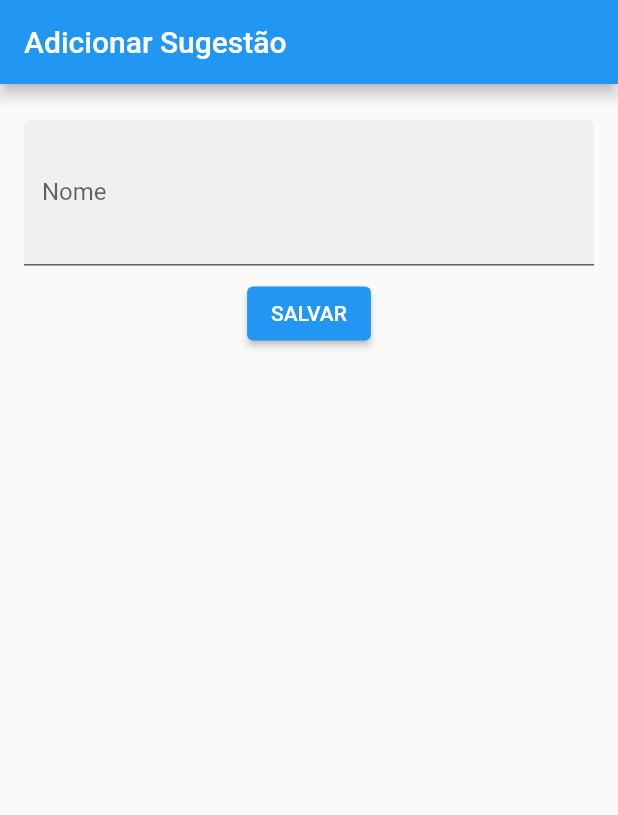
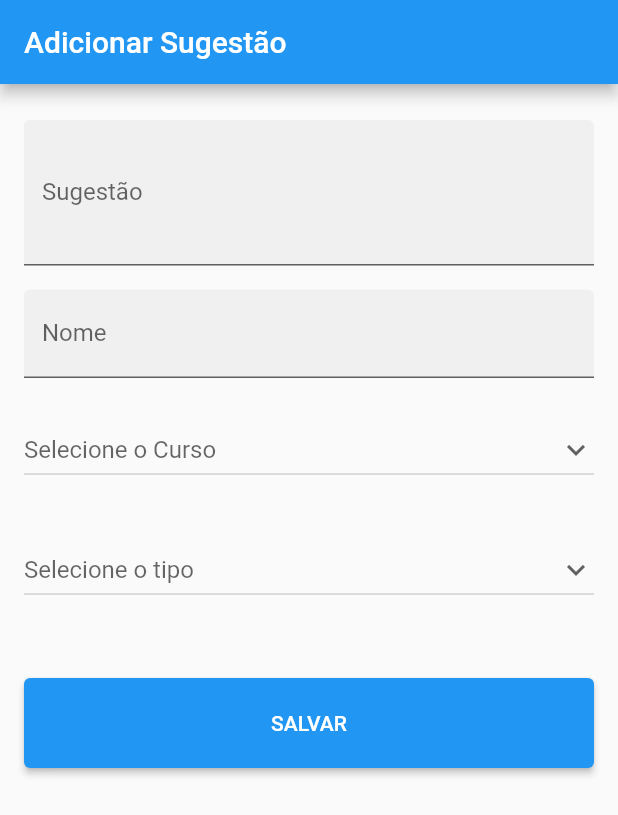
Before and after one commit to e024Dev/ds3_pam2_suggestion_box, a Flutter app: the screen it shows after launch, on a phone screen of 412 x 824 dp. Shown: the top 815 px of the screen. Run offline on Flutter 3.47's test engine with Material 2 defaults, Android fonts, the light colour scheme and no system bars.

Commit message:
main
- Inclusao de lista suspensa para cursos e tipos.

```diff
--- a/lib/pages/add/add_page.dart
+++ b/lib/pages/add/add_page.dart
@@ -10,6 +10,16 @@ class AddPage extends StatefulWidget {
 class _AddPageState extends State<AddPage> {
   final _controller = TextEditingController();
   String texto = '';
+  var cursos = [
+    'Desenvolvimento de Sistemas',
+    'Informática para Internet',
+    'Administração',
+    'Logística'
+  ];
+
+  var tipos = ['Comentário', 'Elogio', 'Crítica', 'Sugestão'];
+
+  String curso = '';
 
   @override
   Widget build(BuildContext context) {
@@ -22,21 +32,78 @@ class _AddPageState extends State<AddPage> {
             padding: const EdgeInsets.symmetric(vertical: 8.0),
             child: TextField(
               maxLines: 3,
-              decoration: InputDecoration(
+              decoration: const InputDecoration(
                 filled: true,
-                hintText: 'Digite o seu nome',
+                hintText: 'Dê sua sugestão pra gente!',
+                label: Text('Sugestão'),
+              ),
+              controller: _controller,
+            ),
+          ),
+          Padding(
+            padding: const EdgeInsets.symmetric(vertical: 8.0),
+            child: TextField(
+              decoration: const InputDecoration(
+                filled: true,
+                hintText: 'Seu nome, mas você pode omitir...',
                 label: Text('Nome'),
               ),
               controller: _controller,
             ),
           ),
-          ElevatedButton(
+          Container(
+            padding: const EdgeInsets.symmetric(vertical: 16),
+            child: DropdownButton(
+              isExpanded: true,
+              hint: const Text('Selecione o Curso'),
+              icon: const Icon(Icons.keyboard_arrow_down),
+              items: cursos
+                  .map((e) => DropdownMenuItem(
+                        alignment: Alignment.centerLeft,
+                        value: e,
+                        child: Text(e),
+                      ))
+                  .toList(),
+              onChanged: (value) {
+                setState(() {
+                  curso = value as String;
+                });
+              },
+            ),
+          ),
+          Padding(
+            padding: const EdgeInsets.symmetric(vertical: 16),
+            child: DropdownButton(
+              isExpanded: true,
+              hint: const Text('Selecione o tipo'),
+              icon: const Icon(Icons.keyboard_arrow_down),
+              items: tipos
+                  .map((e) => DropdownMenuItem(
+                        value: e,
+                        child: Text(e),
+                      ))
+                  .toList(),
+              onChanged: (value) {
+                setState(() {
+                  curso = value as String;
+                });
+              },
+            ),
+          ),
+          const SizedBox(
+            height: 32,
+          ),
+          SizedBox(
+            height: 60,
+            width: double.infinity,
+            child: ElevatedButton(
               onPressed: () {
                 setState(() {
                   texto = _controller.text;
                 });
               },
               child: const Text('SALVAR'),
+            ),
           ),
           Padding(
             padding: const EdgeInsets.symmetric(vertical: 8),
```
Lines whose indentation alone changed are shown as unchanged.
